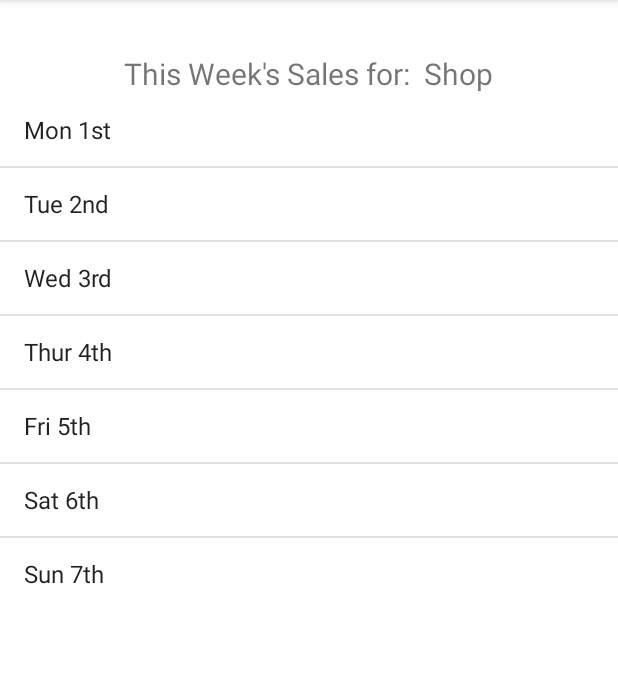
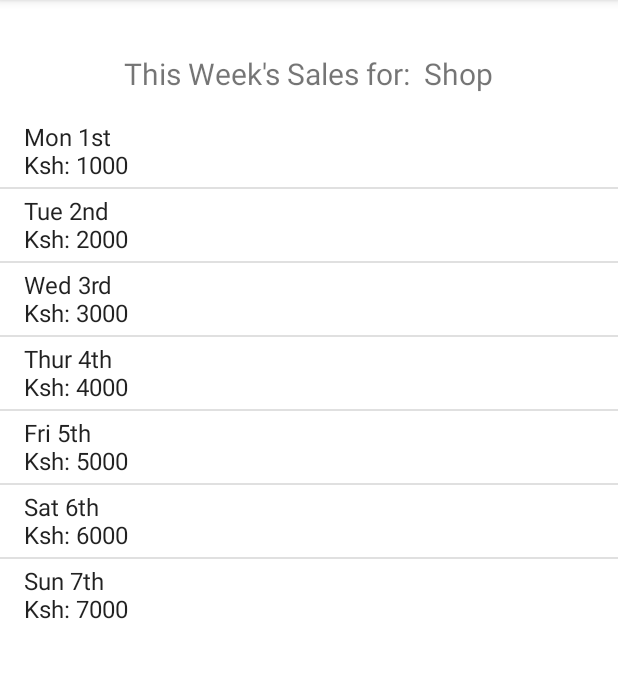
Before and after one commit to clarelimo/Water-Records, an Android app: the screen it shows after launch (SalesActivity), after a tap on "GET STARTED", on a phone screen of 412 x 824 dp, the part 84-762 px from its top. Run offline under Robolectric (Android 15) with nearby library versions, the phone set to English and light mode, and no system bars; our stand-ins replace ButterKnife; Roboto replaces fonts that are not available here.

Commit message:
listview complete

```diff
--- a/app/src/main/java/com/moringaschool/waterrefillrecords/SalesActivity.java
+++ b/app/src/main/java/com/moringaschool/waterrefillrecords/SalesActivity.java
@@ -12,20 +12,17 @@ import butterknife.BindView;
 import butterknife.ButterKnife;
 
 public class SalesActivity extends AppCompatActivity {
-    private TextView mShopNameTextView;
-    private ListView mListView;
+    @BindView(R.id.shopNameTextView) TextView mShopNameTextView;
+    @BindView(R.id.listView)  ListView mListView;
     private String[] dates = {"Mon 1st","Tue 2nd", "Wed 3rd", "Thur 4th", "Fri 5th", "Sat 6th", "Sun 7th"};
-
+    private int[] sales = {1000,2000,3000,4000,5000,6000,7000};
     @Override
     protected void onCreate(Bundle savedInstanceState) {
         super.onCreate(savedInstanceState);
         setContentView(R.layout.activity_sales);
         ButterKnife.bind(this);
 
-        mListView = (ListView) findViewById(R.id.listView);
-        mShopNameTextView = (TextView) findViewById(R.id.shopNameTextView);
-
-        ArrayAdapter adapter = new ArrayAdapter(this, android.R.layout.simple_list_item_1, dates);
+        WaterRefillRecordsArrayAdapter adapter = new WaterRefillRecordsArrayAdapter(this, android.R.layout.simple_list_item_1, dates, sales);
         mListView.setAdapter(adapter);
 
         Intent intent = getIntent();
--- /dev/null
+++ b/app/src/main/java/com/moringaschool/waterrefillrecords/WaterRefillRecordsArrayAdapter.java
@@ -0,0 +1,27 @@
+package com.moringaschool.waterrefillrecords;
+
+import android.content.Context;
+import android.widget.ArrayAdapter;
+
+public class WaterRefillRecordsArrayAdapter extends ArrayAdapter {
+    private Context mContext;
+    private String[] mDates;
+    private int[] mSales;
+    public WaterRefillRecordsArrayAdapter(Context mContext, int resource, String[] mDates, int[] mSales) {
+        super(mContext, resource);
+        this.mContext = mContext;
+        this.mDates = mDates;
+        this.mSales = mSales;
+    }
+    @Override
+    public Object getItem(int position) {
+        String date = mDates[position];
+        int sale = mSales[position];
+        return String.format("%s \nKsh: %s", date, sale);
+    }
+
+    @Override
+    public int getCount() {
+        return mDates.length;
+    }
+}
--- a/app/src/main/res/layout/activity_sales.xml
+++ b/app/src/main/res/layout/activity_sales.xml
@@ -14,10 +14,14 @@
         android:textSize="20sp" />
 
     <ListView
+        android:id="@+id/listView"
         android:layout_width="match_parent"
         android:layout_height="wrap_content"
-        android:id="@+id/listView"
         android:layout_below="@+id/shopNameTextView"
+        android:layout_alignParentEnd="true"
         android:layout_alignParentRight="true"
-        android:layout_alignParentEnd="true" />
+        android:layout_marginTop="14dp"
+        android:layout_marginEnd="0dp"
+        android:layout_marginRight="0dp" />
+
 </RelativeLayout>
```
